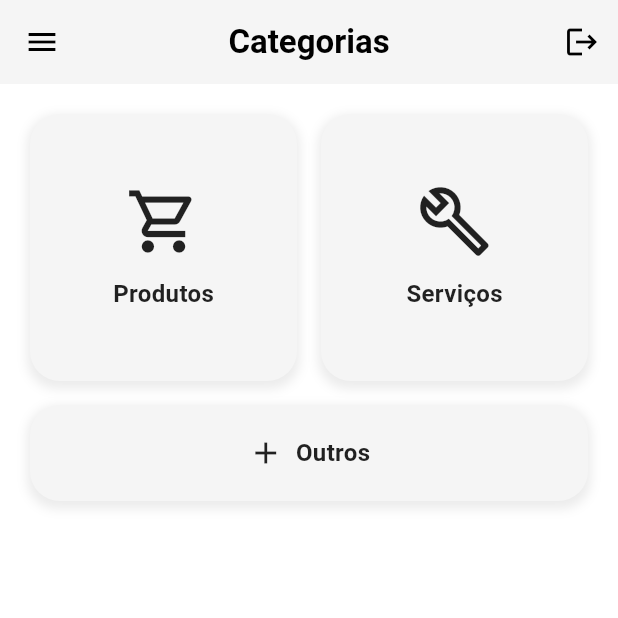
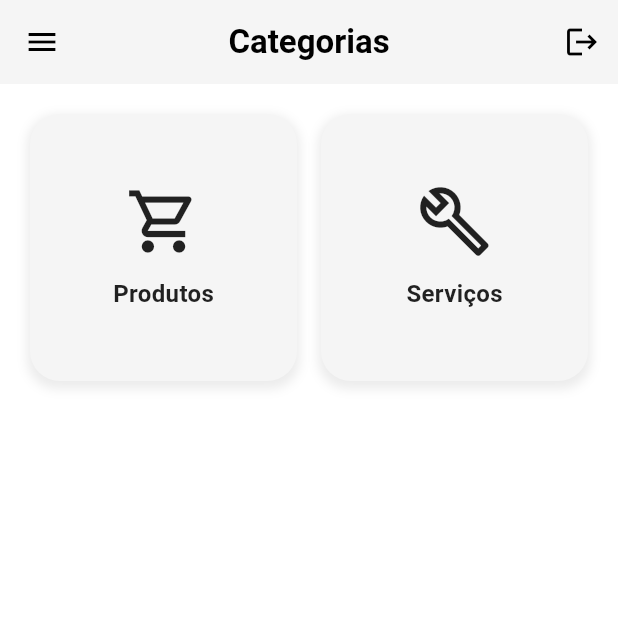
Before and after one commit to JoaoBrunoRezende20/Projeto-Conecta, a Flutter app: the TelaInicialComum screen opened directly, on a phone screen of 412 x 824 dp, the top half of it. Run offline on Flutter 3.47's test engine with Material 3 defaults, Android fonts, the phone set to English and light mode, and no system bars; our stand-ins replace cloud_firestore, firebase_auth, firebase_core, firebase_storage, image_picker, mask_text_input_formatter and 1 more; missing offline and left inert: gal; accounts and stored records are empty; network calls fail.

Commit message:
fix: correcoes do carrinho e remocao da categoria Outros

```diff
--- a/e_nosso/lib/telas/cliente/tela_detalhes_produto.dart
+++ b/e_nosso/lib/telas/cliente/tela_detalhes_produto.dart
@@ -365,6 +365,12 @@ class _TelaDetalhesProdutoState extends State<TelaDetalhesProduto> {
     final String? id = widget.produto['id'];
     if (id == null) return;
 
+    // Garante que o lojaIdDoCarrinho é atualizado com o lojista do produto
+    final String? lojistaId = widget.produto['lojistaId'];
+    if (lojistaId != null) {
+      lojaIdDoCarrinho = lojistaId;
+    }
+
     setState(() {
       if (carrinhoGlobal.containsKey(id)) {
         carrinhoGlobal[id]!['quantidade'] += quantidade;
--- a/e_nosso/lib/telas/cliente/tela_inicial_comum.dart
+++ b/e_nosso/lib/telas/cliente/tela_inicial_comum.dart
@@ -108,10 +108,6 @@ class _TelaInicialComumState extends State<TelaInicialComum> {
                   ),
                 ],
               ),
-              const SizedBox(height: 16),
-              _buildOutrosButton(
-                onTap: () => _navegarPara(const CategoriaOutros()),
-              ),
             ],
           ),
         ),
```
Also changed, not shown: e_nosso/lib/telas/cliente/tela_produtos_disponiveis.dart (+12 -3 lines).
